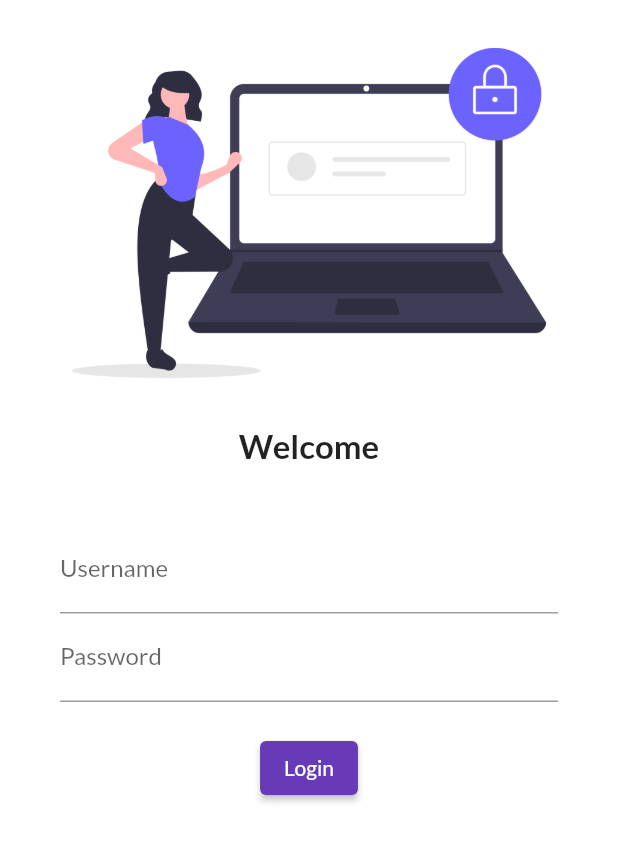
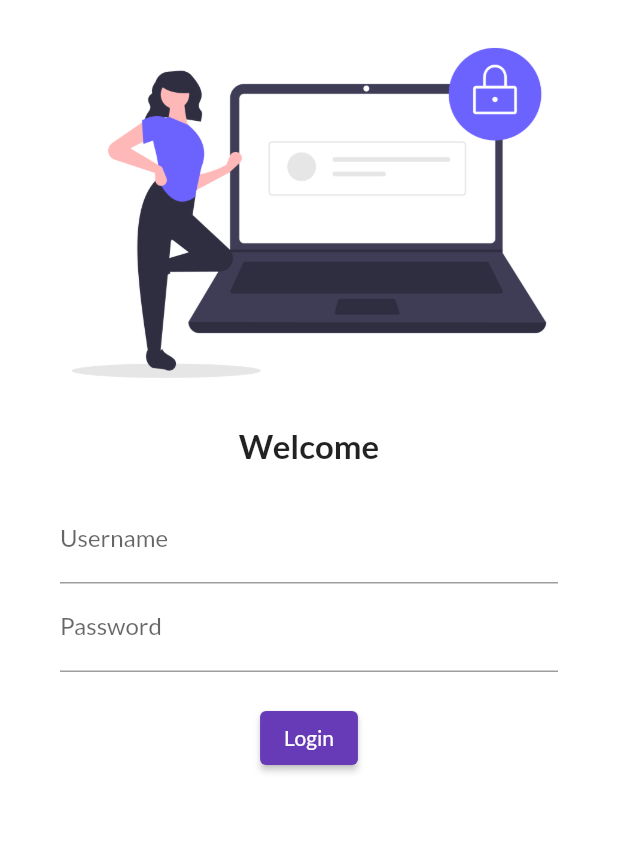
Before and after one commit to Mayankagarwal007/flutter-, a Flutter app: the screen it shows after launch, on a phone screen of 412 x 824 dp. Shown: the top 842 px of the screen. Run offline on Flutter 3.47's test engine with Material 2 defaults, Android fonts, the phone set to English and light mode, and no system bars; our stand-ins replace google_fonts.

Commit message:
4th commit

```diff
--- a/lib/pages/login_page.dart
+++ b/lib/pages/login_page.dart
@@ -17,9 +17,6 @@ class LoginPage extends StatelessWidget {
               fontSize: 22,
               fontWeight: FontWeight.bold,
             ),
-          ),
-          SizedBox(
-            height: 20.0,
           ),
           Padding(
             padding: const EdgeInsets.symmetric(vertical: 20, horizontal: 40),
```
